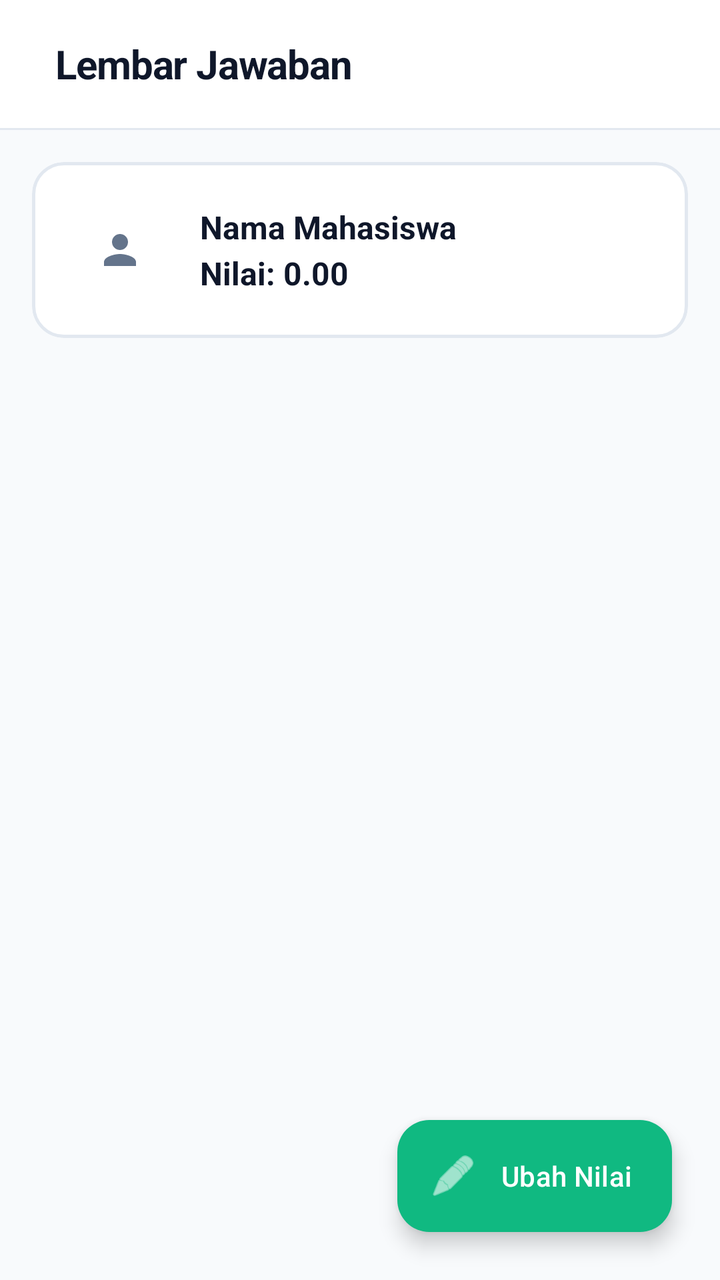
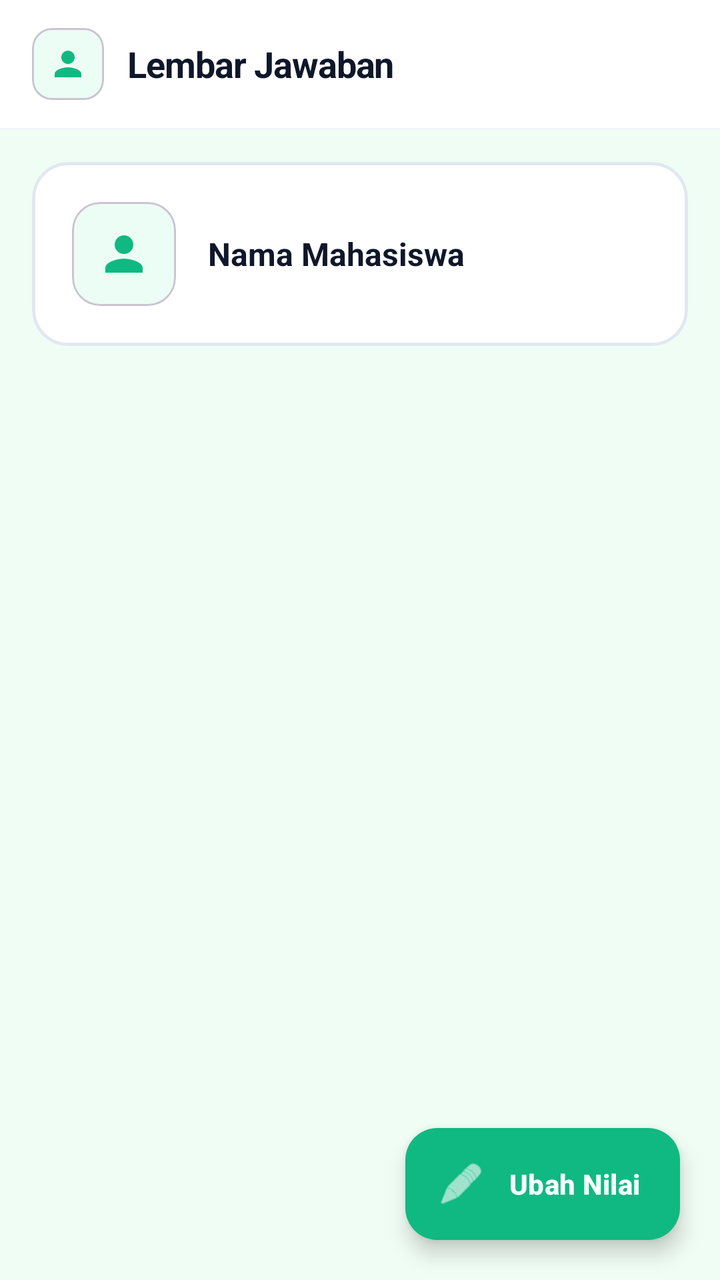

The first picture is an Android layout as it rendered before a commit; the second is the same layout after the commit. The layout source and the unified diff follow.
<!-- AndroidManifest.xml: application theme Theme.IFUnjaniExam -->
<!-- res/layout/activity_student_answer_sheet.xml -->
<?xml version="1.0" encoding="utf-8"?>
<androidx.constraintlayout.widget.ConstraintLayout xmlns:android="http://schemas.android.com/apk/res/android"
    xmlns:app="http://schemas.android.com/apk/res-auto"
    android:layout_width="match_parent"
    android:layout_height="match_parent"
    android:background="#F8FAFC"> 

    
    <com.google.android.material.appbar.AppBarLayout
        android:id="@+id/appBarLayout"
        android:layout_width="match_parent"
        android:layout_height="wrap_content"
        app:elevation="0dp"
        android:background="#FFFFFF"
        app:layout_constraintTop_toTopOf="parent">

        <LinearLayout
            android:layout_width="match_parent"
            android:layout_height="?attr/actionBarSize"
            android:orientation="horizontal"
            android:gravity="center_vertical"
            android:paddingHorizontal="16dp">



            <TextView
                android:layout_width="wrap_content"
                android:layout_height="wrap_content"
                android:text="Lembar Jawaban"
                android:textSize="20sp"
                android:textStyle="bold"
                android:textColor="#0F172A"
                android:layout_marginStart="12dp"
                android:letterSpacing="-0.02" />
        </LinearLayout>

        <View
            android:layout_width="match_parent"
            android:layout_height="1dp"
            android:background="#E2E8F0" />
    </com.google.android.material.appbar.AppBarLayout>

    
    <com.google.android.material.card.MaterialCardView
        android:id="@+id/cvHeader"
        android:layout_width="match_parent"
        android:layout_height="wrap_content"
        android:layout_margin="16dp"
        app:cardBackgroundColor="#FFFFFF"
        app:cardCornerRadius="16dp"
        app:cardElevation="0dp"
        app:strokeColor="#E2E8F0"
        app:strokeWidth="1.5dp"
        app:layout_constraintTop_toBottomOf="@id/appBarLayout">

        <LinearLayout
            android:layout_width="match_parent"
            android:layout_height="wrap_content"
            android:orientation="horizontal"
            android:padding="20dp"
            android:gravity="center_vertical">

            <ImageView
                android:layout_width="48dp"
                android:layout_height="48dp"
                android:src="@drawable/ic_person"
                android:background="@drawable/bg_circle"
                android:padding="12dp"
                app:tint="#64748B" />

            <TextView
                android:id="@+id/tvStudentName"
                android:layout_width="0dp"
                android:layout_weight="1"
                android:layout_height="wrap_content"
                android:layout_marginStart="16dp"
                android:text="Nama Mahasiswa\nNilai: 0.00"
                android:textSize="16sp"
                android:textColor="#0F172A"
                android:textStyle="bold"
                android:lineSpacingExtra="4dp" />
        </LinearLayout>
    </com.google.android.material.card.MaterialCardView>

    <androidx.recyclerview.widget.RecyclerView
        android:id="@+id/rvAnswers"
        android:layout_width="match_parent"
        android:layout_height="0dp"
        android:paddingTop="8dp"
        android:paddingBottom="100dp"
        android:clipToPadding="false"
        app:layout_constraintTop_toBottomOf="@id/cvHeader"
        app:layout_constraintBottom_toBottomOf="parent" />

    <com.google.android.material.floatingactionbutton.ExtendedFloatingActionButton
        android:id="@+id/fabEditScore"
        android:layout_width="wrap_content"
        android:layout_height="wrap_content"
        android:layout_margin="24dp"
        android:text="Ubah Nilai"
        app:icon="@android:drawable/ic_menu_edit"
        android:textColor="#FFFFFF"
        app:iconTint="#FFFFFF"
        app:backgroundTint="#10B981"
        app:elevation="4dp"
        app:layout_constraintBottom_toBottomOf="parent"
        app:layout_constraintEnd_toEndOf="parent" />

    <ProgressBar
        android:id="@+id/progressBar"
        android:layout_width="wrap_content"
        android:layout_height="wrap_content"
        android:visibility="gone"
        android:indeterminateTint="#10B981"
        app:layout_constraintTop_toTopOf="parent"
        app:layout_constraintBottom_toBottomOf="parent"
        app:layout_constraintStart_toStartOf="parent"
        app:layout_constraintEnd_toEndOf="parent" />

</androidx.constraintlayout.widget.ConstraintLayout>
<!-- resources referenced by this layout -->
<resources>
  <!-- drawable bg_circle (drawable) -->
  <?xml version="1.0" encoding="utf-8"?>
  <shape xmlns:android="http://schemas.android.com/apk/res/android"
      android:shape="oval">
      <solid android:color="#FFFFFF" />
  </shape>
  <!-- drawable ic_person (drawable) -->
  <vector xmlns:android="http://schemas.android.com/apk/res/android"
      android:width="24dp"
      android:height="24dp"
      android:viewportWidth="24"
      android:viewportHeight="24"
      android:tint="#FFFFFF">
    <path
        android:fillColor="#FF000000"
        android:pathData="M12,12c2.21,0 4,-1.79 4,-4s-1.79,-4 -4,-4 -4,1.79 -4,4 1.79,4 4,4zm0,2c-2.67,0 -8,1.34 -8,4v2h16v-2c0,-2.66 -5.33,-4 -8,-4z"/>
  </vector>
  <style name="Theme.IFUnjaniExam" parent="Base.Theme.IFUnjaniExam" />
  <style name="Base.Theme.IFUnjaniExam" parent="Theme.Material3.DayNight.NoActionBar">
          
          
      </style>
</resources>

<!-- the commit's change to res/layout/activity_student_answer_sheet.xml (unified diff, before → after) -->
@@ -3,7 +3,7 @@
     xmlns:app="http://schemas.android.com/apk/res-auto"
     android:layout_width="match_parent"
     android:layout_height="match_parent"
-    android:background="#F8FAFC"> 
+    android:background="#F0FDF4">
 
     
     <com.google.android.material.appbar.AppBarLayout
@@ -17,27 +17,40 @@
         <LinearLayout
             android:layout_width="match_parent"
             android:layout_height="?attr/actionBarSize"
+            android:gravity="center_vertical"
             android:orientation="horizontal"
-            android:gravity="center_vertical"
             android:paddingHorizontal="16dp">
 
+            <com.google.android.material.card.MaterialCardView
+                android:layout_width="36dp"
+                android:layout_height="36dp"
+                android:layout_marginEnd="12dp"
+                app:cardCornerRadius="10dp"
+                app:cardElevation="0dp"
+                app:cardBackgroundColor="#ECFDF5">
 
+                <ImageView
+                    android:layout_width="20dp"
+                    android:layout_height="20dp"
+                    android:layout_gravity="center"
+                    android:src="@drawable/ic_person"
+                    app:tint="#10B981" />
+            </com.google.android.material.card.MaterialCardView>
 
             <TextView
                 android:layout_width="wrap_content"
                 android:layout_height="wrap_content"
                 android:text="Lembar Jawaban"
-                android:textSize="20sp"
+                android:textSize="18sp"
                 android:textStyle="bold"
                 android:textColor="#0F172A"
-                android:layout_marginStart="12dp"
                 android:letterSpacing="-0.02" />
         </LinearLayout>
 
         <View
             android:layout_width="match_parent"
             android:layout_height="1dp"
-            android:background="#E2E8F0" />
+            android:background="#F1F5F9" />
     </com.google.android.material.appbar.AppBarLayout>
 
     
@@ -45,9 +58,10 @@
         android:id="@+id/cvHeader"
         android:layout_width="match_parent"
         android:layout_height="wrap_content"
-        android:layout_margin="16dp"
+        android:layout_marginHorizontal="16dp"
+        android:layout_marginTop="16dp"
         app:cardBackgroundColor="#FFFFFF"
-        app:cardCornerRadius="16dp"
+        app:cardCornerRadius="18dp"
         app:cardElevation="0dp"
         app:strokeColor="#E2E8F0"
         app:strokeWidth="1.5dp"
@@ -60,13 +74,20 @@
             android:padding="20dp"
             android:gravity="center_vertical">
 
-            <ImageView
-                android:layout_width="48dp"
-                android:layout_height="48dp"
-                android:src="@drawable/ic_person"
-                android:background="@drawable/bg_circle"
-                android:padding="12dp"
-                app:tint="#64748B" />
+            <com.google.android.material.card.MaterialCardView
+                android:layout_width="52dp"
+                android:layout_height="52dp"
+                app:cardCornerRadius="14dp"
+                app:cardElevation="0dp"
+                app:cardBackgroundColor="#ECFDF5">
+
+                <ImageView
+                    android:layout_width="28dp"
+                    android:layout_height="28dp"
+                    android:layout_gravity="center"
+                    android:src="@drawable/ic_person"
+                    app:tint="#10B981" />
+            </com.google.android.material.card.MaterialCardView>
 
             <TextView
                 android:id="@+id/tvStudentName"
@@ -74,7 +95,7 @@
                 android:layout_weight="1"
                 android:layout_height="wrap_content"
                 android:layout_marginStart="16dp"
-                android:text="Nama Mahasiswa\nNilai: 0.00"
+                android:text="Nama Mahasiswa"
                 android:textSize="16sp"
                 android:textColor="#0F172A"
                 android:textStyle="bold"
@@ -86,7 +107,7 @@
         android:id="@+id/rvAnswers"
         android:layout_width="match_parent"
         android:layout_height="0dp"
-        android:paddingTop="8dp"
+        android:paddingTop="12dp"
         android:paddingBottom="100dp"
         android:clipToPadding="false"
         app:layout_constraintTop_toBottomOf="@id/cvHeader"
@@ -96,13 +117,15 @@
         android:id="@+id/fabEditScore"
         android:layout_width="wrap_content"
         android:layout_height="wrap_content"
-        android:layout_margin="24dp"
+        android:layout_margin="20dp"
         android:text="Ubah Nilai"
         app:icon="@android:drawable/ic_menu_edit"
         android:textColor="#FFFFFF"
+        android:textStyle="bold"
         app:iconTint="#FFFFFF"
         app:backgroundTint="#10B981"
         app:elevation="4dp"
+        app:cornerRadius="16dp"
         app:layout_constraintBottom_toBottomOf="parent"
         app:layout_constraintEnd_toEndOf="parent" />
 
<!-- resource entries referenced after the edit -->
@@ -1,11 +1,5 @@
 <!-- resources referenced by this layout -->
 <resources>
-  <!-- drawable bg_circle (drawable) -->
-  <?xml version="1.0" encoding="utf-8"?>
-  <shape xmlns:android="http://schemas.android.com/apk/res/android"
-      android:shape="oval">
-      <solid android:color="#FFFFFF" />
-  </shape>
   <!-- drawable ic_person (drawable) -->
   <vector xmlns:android="http://schemas.android.com/apk/res/android"
       android:width="24dp"
